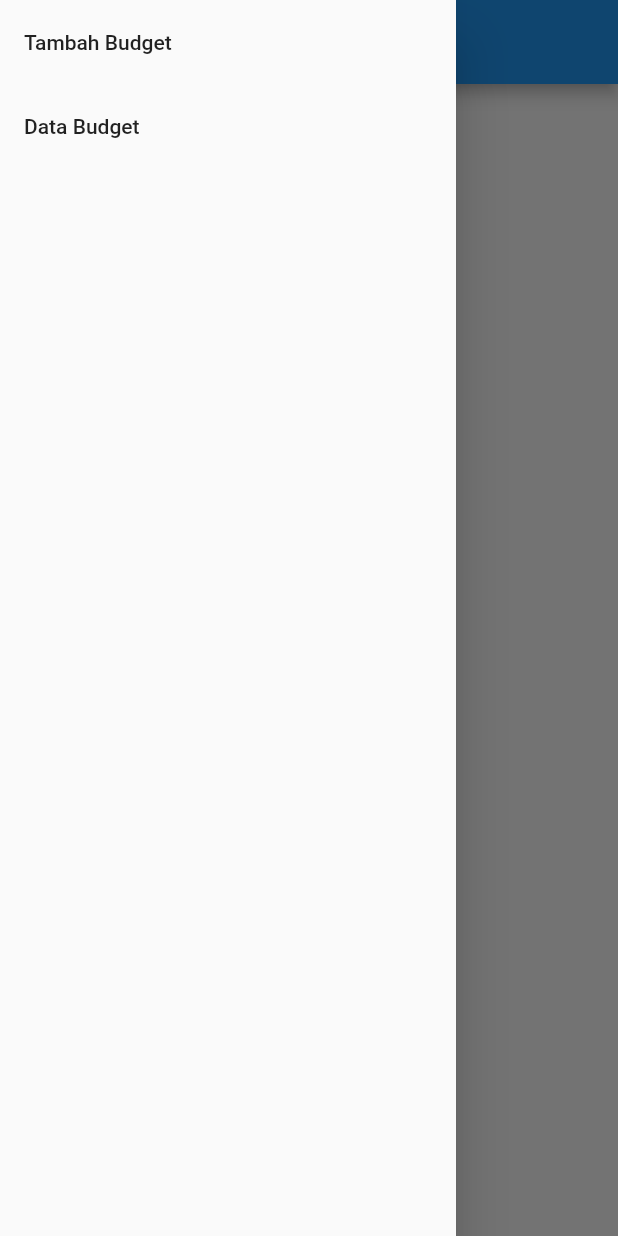
After one commit to iqbalpa/pbp-flutter-lab, a Flutter app: the FormBudget screen opened directly, with the side drawer open, on a phone screen of 412 x 824 dp. The commit adds this screen. Run offline on Flutter 3.47's test engine with Material 2 defaults, Android fonts, the phone set to English and light mode, and no system bars.

Commit message:
Tugas 8: create drawer, Form Budget page, and Data Budget page

```diff
--- /dev/null
+++ b/lib/formBudget.dart
@@ -0,0 +1,45 @@
+import 'package:flutter/material.dart';
+import 'package:counter_7/dataBudget.dart';
+import 'package:counter_7/main.dart';
+
+class FormBudget extends StatefulWidget {
+  const FormBudget({super.key});
+
+  @override
+  State<FormBudget> createState() => _FormBudgetState();
+}
+
+class _FormBudgetState extends State<FormBudget> {
+  @override
+  Widget build(BuildContext context) {
+    return Scaffold(
+      appBar: AppBar(
+        title: Text("Form Budget"),
+      ),
+      drawer: Drawer(
+        child: Column(
+          children: [
+            ListTile(
+              title: const Text("Tambah Budget"),
+              onTap: () {
+                Navigator.pushReplacement(
+                  context,
+                  MaterialPageRoute(builder: (context) => const FormBudget()),
+                );
+              },
+            ),
+            ListTile(
+              title: const Text("Data Budget"),
+              onTap: () {
+                Navigator.pushReplacement(
+                    context,
+                    MaterialPageRoute(
+                        builder: (context) => const DataBudget()));
+              },
+            ),
+          ],
+        ),
+      ),
+    );
+  }
+}
```
Also changed, not shown: lib/dataBudget.dart (added, +45 -0 lines), lib/main.dart (+27 -48 lines).
